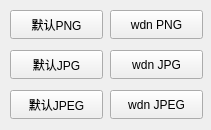
Old version of the form QMake/general.ui in the repository Grey-Wind/Better-Real-ESRGAN.
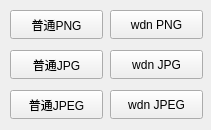
New version of the form. Icons and pictures are not drawn.

What changed in the file:
```diff
--- a/QMake/general.ui
+++ b/QMake/general.ui
@@ -35,7 +35,7 @@
     </rect>
    </property>
    <property name="text">
-    <string>默认PNG</string>
+    <string>普通PNG</string>
    </property>
   </widget>
   <widget class="QPushButton" name="wdnPng">
@@ -61,7 +61,7 @@
     </rect>
    </property>
    <property name="text">
-    <string>默认JPG</string>
+    <string>普通JPG</string>
    </property>
   </widget>
   <widget class="QPushButton" name="DefaultJpeg">
@@ -74,7 +74,7 @@
     </rect>
    </property>
    <property name="text">
-    <string>默认JPEG</string>
+    <string>普通JPEG</string>
    </property>
   </widget>
   <widget class="QPushButton" name="wdnJpg">
```
Left out of the diff: 10 changed lines with no effect on the pictures.
